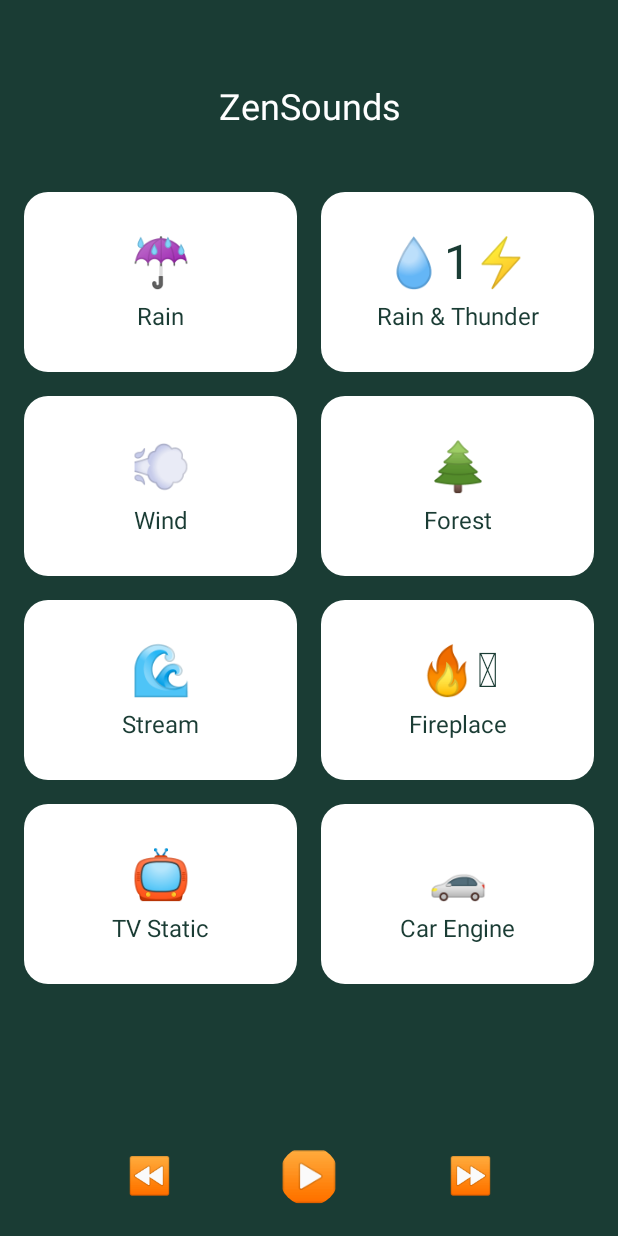
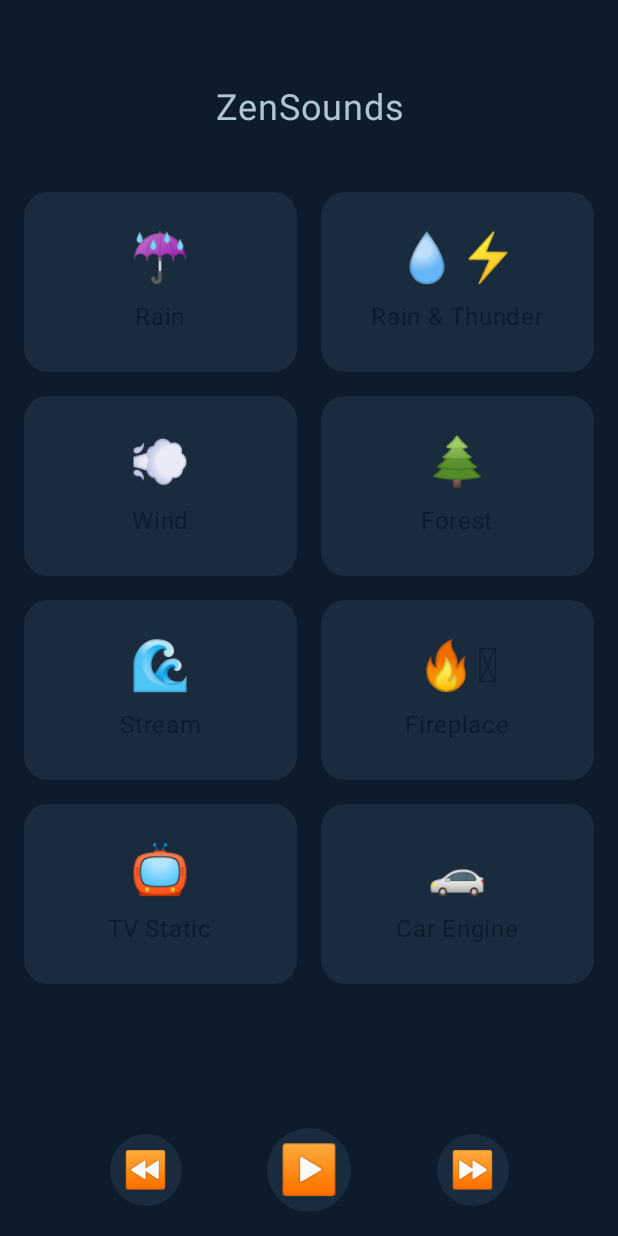
Before and after one commit to jcezart/ZenSounds, an Android app built with Jetpack Compose: the screen it shows after launch (MainActivity), on a phone screen of 412 x 824 dp. Run offline under Robolectric (Android 15) with nearby library versions, the phone set to English and light mode, and no system bars; our stand-ins replace Room's generated code; libraries missing offline, so code that uses them is left out: com.google.android.exoplayer2.

Commit message:
UI color adjustments

```diff
--- a/app/src/main/java/com/juliocezar/zensounds/MainActivity.kt
+++ b/app/src/main/java/com/juliocezar/zensounds/MainActivity.kt
@@ -8,6 +8,7 @@ import androidx.compose.foundation.clickable
 import androidx.compose.foundation.layout.*
 import androidx.compose.foundation.lazy.grid.GridCells
 import androidx.compose.foundation.lazy.grid.LazyVerticalGrid
+import androidx.compose.foundation.shape.CircleShape
 import androidx.compose.foundation.shape.RoundedCornerShape
 import androidx.compose.material3.*
 import androidx.compose.runtime.*
@@ -19,6 +20,7 @@ import androidx.compose.ui.text.style.TextAlign
 import androidx.compose.ui.unit.dp
 import androidx.compose.ui.unit.sp
 import androidx.lifecycle.viewmodel.compose.viewModel
+import com.juliocezar.zensounds.ui.theme.ZenSoundsTheme
 import com.juliocezar.zensounds.viewmodel.SoundViewModel
 import com.juliocezar.zensounds.viewmodel.SoundViewModelFactory
 
@@ -26,7 +28,9 @@ class MainActivity : ComponentActivity() {
     override fun onCreate(savedInstanceState: Bundle?) {
         super.onCreate(savedInstanceState)
         setContent {
-            ZenSoundsApp()
+            ZenSoundsTheme { // Aplica o tema personalizado
+                ZenSoundsApp()
+            }
         }
     }
 }
@@ -39,7 +43,8 @@ fun ZenSoundsApp(soundViewModel: SoundViewModel = viewModel(factory = SoundViewM
     Column(
         modifier = Modifier
             .fillMaxSize()
-            .background(Color(0xFF1A3C34)) // Cor de fundo verde escura
+            //.background(Color(0xFF1A3C34)) // Cor de fundo verde escura
+            .background(Color(0xFF0C1C2C))
             .padding(
                 top = 16.dp,
                 bottom = navigationBarPadding.calculateBottomPadding())
@@ -48,7 +53,7 @@ fun ZenSoundsApp(soundViewModel: SoundViewModel = viewModel(factory = SoundViewM
         Text(
             text = "ZenSounds",
             fontSize = 24.sp,
-            color = Color.White,
+            color = Color(0xFFB0C4D4),
             modifier = Modifier
                 .fillMaxWidth()
                 .padding(42.dp),
@@ -96,7 +101,9 @@ fun SoundCard(soundName: String, icon: String, isSelected: Boolean, onClick: ()
             .clickable { onClick() },
         shape = RoundedCornerShape(16.dp),
         colors = CardDefaults.cardColors(
-            containerColor = if (isSelected) Color(0xFFE0E0E0) else Color.White
+            //containerColor = if (isSelected) Color(0xFFE0E0E0) else Color.White
+            containerColor = if (isSelected) Color(0xFF24364D) else Color(0xFF1A2B3D)
+
         )
     ) {
         Column(
@@ -109,13 +116,15 @@ fun SoundCard(soundName: String, icon: String, isSelected: Boolean, onClick: ()
             Text(
                 text = icon,
                 fontSize = 32.sp,
-                color = Color(0xFF1A3C34)
+                //color = Color(0xFF1A3C34)
+                color = Color(0xFF0C1C2C)
             )
             Spacer(modifier = Modifier.height(8.dp))
             Text(
                 text = soundName,
                 fontSize = 16.sp,
-                color = Color(0xFF1A3C34)
+                //color = Color(0xFF1A3C34)
+                color = Color(0xFF0C1C2C)
             )
         }
     }
@@ -131,30 +140,59 @@ fun PlaybackControls(
     Row(
         modifier = Modifier
             .fillMaxWidth()
-            .background(Color(0xFF1A3C34))
+            //.background(Color(0xFF1A3C34))
+            .background(Color(0xFF0C1C2C))
             .padding(16.dp),
         horizontalArrangement = Arrangement.SpaceEvenly,
         verticalAlignment = Alignment.CenterVertically
     ) {
-        IconButton(onClick = onPreviousClick) {
+        Box(
+            modifier = Modifier
+                .clickable(onClick = onPreviousClick)
+                .background(Color(0xFF1A2B3D), shape = CircleShape)
+                .size(48.dp)
+                .padding(0.dp), // Remove padding interno pra evitar sobreposição
+            contentAlignment = Alignment.Center
+        ) {
             Text(
                 text = "⏪",
                 fontSize = 24.sp,
-                color = Color.White
+                color = Color.White,
+                modifier = Modifier.background(Color.Transparent) // Garante que o texto não herde fundo
             )
         }
-        IconButton(onClick = onPlayPauseClick) {
+
+        // Botão Play/Pause
+        Box(
+            modifier = Modifier
+                .clickable(onClick = onPlayPauseClick)
+                .background(Color(0xFF1A2B3D), shape = CircleShape)
+                .size(56.dp)
+                .padding(0.dp),
+            contentAlignment = Alignment.Center
+        ) {
             Text(
                 text = if (isPlaying) "⏸️" else "▶️",
                 fontSize = 32.sp,
-                color = Color.White
+                color = Color.White,
+                modifier = Modifier.background(Color.Transparent)
             )
         }
-        IconButton(onClick = onNextClick) {
+
+        // Botão Próximo
+        Box(
+            modifier = Modifier
+                .clickable(onClick = onNextClick)
+                .background(Color(0xFF1A2B3D), shape = CircleShape)
+                .size(48.dp)
+                .padding(0.dp),
+            contentAlignment = Alignment.Center
+        ) {
             Text(
                 text = "⏩",
                 fontSize = 24.sp,
-                color = Color.White
+                color = Color.White,
+                modifier = Modifier.background(Color.Transparent)
             )
         }
     }
--- a/app/src/main/java/com/juliocezar/zensounds/ui/theme/Theme.kt
+++ b/app/src/main/java/com/juliocezar/zensounds/ui/theme/Theme.kt
@@ -37,7 +37,7 @@ private val LightColorScheme = lightColorScheme(
 fun ZenSoundsTheme(
     darkTheme: Boolean = isSystemInDarkTheme(),
     // Dynamic color is available on Android 12+
-    dynamicColor: Boolean = true,
+    dynamicColor: Boolean = false,
     content: @Composable () -> Unit
 ) {
     val colorScheme = when {
--- a/app/src/main/java/com/juliocezar/zensounds/viewmodel/SoundViewModel.kt
+++ b/app/src/main/java/com/juliocezar/zensounds/viewmodel/SoundViewModel.kt
@@ -40,7 +40,7 @@ class SoundViewModel(private val context: Context) : ViewModel() {
             if (currentSounds.isEmpty()) {
                 val defaultSounds = listOf(
                     Sound(name = "Rain", icon = "☔", filePath = "android.resource://${context.packageName}/raw/rain_sound", volume = 1.0f),
-                    Sound(name = "Rain & Thunder", icon = "💧1⚡", filePath = "android.resource://${context.packageName}/raw/thunder_sound", volume = 1.0f),
+                    Sound(name = "Rain & Thunder", icon = "💧⚡", filePath = "android.resource://${context.packageName}/raw/thunder_sound", volume = 1.0f),
                     Sound(name = "Wind", icon = "💨", filePath = "android.resource://${context.packageName}/raw/wind_sound", volume = 1.0f),
                     Sound(name = "Forest", icon = "🌲", filePath = "android.resource://${context.packageName}/raw/forest_sound", volume = 1.0f),
                     Sound(name = "Stream", icon = "🌊", filePath = "android.resource://${context.packageName}/raw/stream_sound", volume = 1.0f),
```
